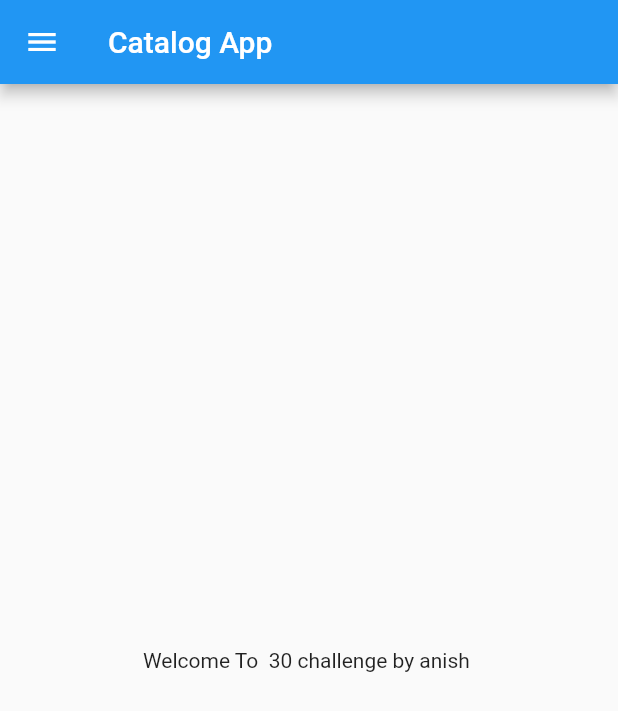
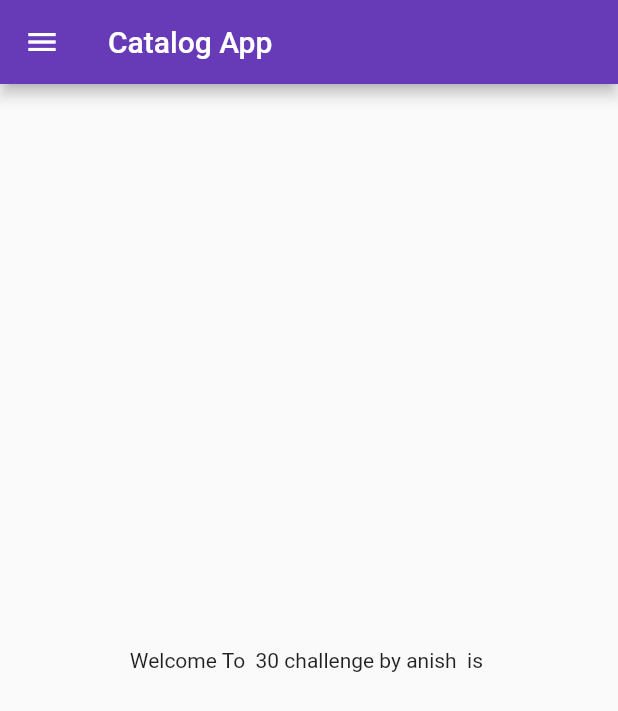
Before and after one commit to anish-pokharel/flutter-, a Flutter app: the screen it shows after launch, on a phone screen of 412 x 824 dp. Shown: the top 711 px of the screen. Run offline on Flutter 3.47's test engine with Material 2 defaults, Android fonts, the phone set to English and light mode, and no system bars.

```diff
--- a/lib/main.dart
+++ b/lib/main.dart
@@ -1,20 +1,34 @@
 import 'package:flutter/material.dart';
-import 'package:my_first_project/home_page.dart';
+import 'package:my_first_project/pages/home_page.dart';
+import 'package:my_first_project/pages/login_page.dart';
 
 void main() {
   runApp(const MyApp());
 }
 
 class MyApp extends StatelessWidget {
-@override
+  @override
   const MyApp({super.key});
 
-@override
-Widget build(BuildContext context) {
+  @override
+  Widget build(BuildContext context) {
+    return MaterialApp(
+      // home: HomePage(),
+      themeMode: ThemeMode.light,
+      theme: ThemeData(
+        primarySwatch: Colors.deepPurple
+      ),
+      darkTheme: ThemeData(
+          // brightness: Brightness.dark,
+        // primarySwatch: Colors.red
+      ),
+      initialRoute: "/home",
+      routes:{
+        "/" : (context)=> LoginPage(),
+        "/home": (context) => HomePage(),
+        "/login": (context) => LoginPage(),
+      },
 
-
-  return MaterialApp(
-  home: HomePage(),
-  );
+    );
+  }
 }
-}
--- a/lib/home_page.dart
+++ b/lib/pages/home_page.dart
@@ -15,7 +15,7 @@ class HomePage extends StatelessWidget {
       ),
       body: Center(
         child: Container(
-          child: Text("Welcome To  $days challenge by $name"),
+          child: Text("Welcome To  $days challenge by $name is "),
         ),
       ),
       drawer: Drawer(),
```
Also changed, not shown: lib/pages/login_page.dart (added, +20 -0 lines).
